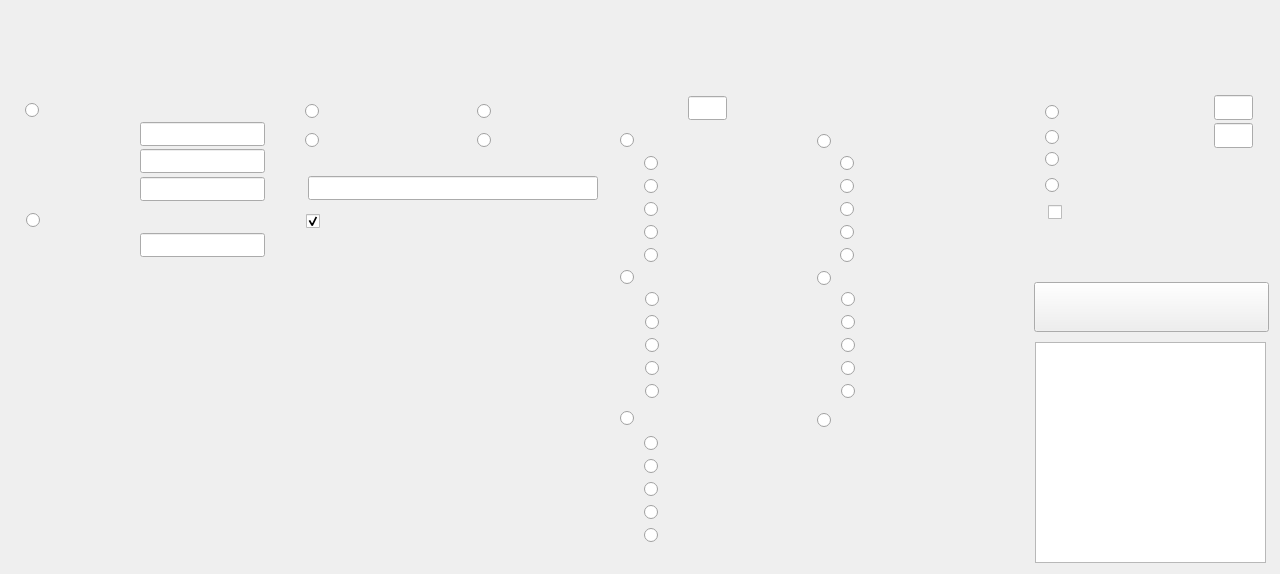
Before: the Qt Designer form gui.ui in arebaka/2ch-wiper, drawn with Qt 5.
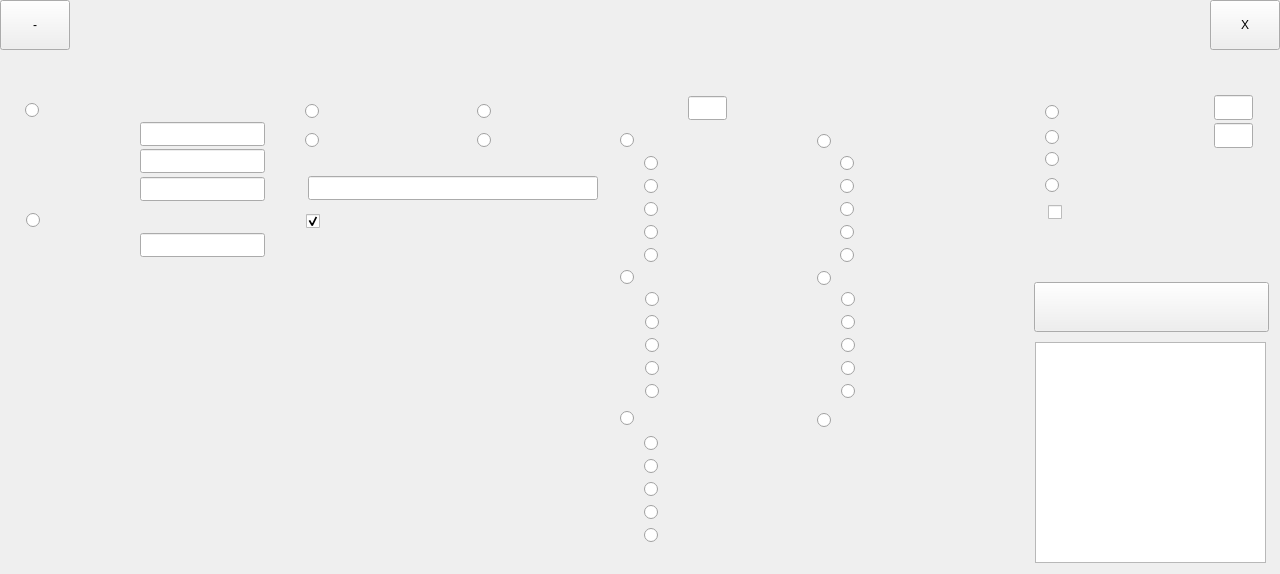
After: the same form once the commit is applied.

Patch:
```diff
--- a/gui.ui
+++ b/gui.ui
@@ -811,6 +811,45 @@
      </rect>
     </property>
    </widget>
+   <widget class="QPushButton" name="close">
+    <property name="geometry">
+     <rect>
+      <x>1210</x>
+      <y>0</y>
+      <width>70</width>
+      <height>50</height>
+     </rect>
+    </property>
+    <property name="text">
+     <string>X</string>
+    </property>
+   </widget>
+   <widget class="QPushButton" name="rollUp">
+    <property name="geometry">
+     <rect>
+      <x>0</x>
+      <y>0</y>
+      <width>70</width>
+      <height>50</height>
+     </rect>
+    </property>
+    <property name="text">
+     <string>-</string>
+    </property>
+   </widget>
+   <widget class="QLabel" name="header">
+    <property name="geometry">
+     <rect>
+      <x>70</x>
+      <y>0</y>
+      <width>1140</width>
+      <height>50</height>
+     </rect>
+    </property>
+    <property name="text">
+     <string/>
+    </property>
+   </widget>
   </widget>
  </widget>
  <layoutdefault spacing="6" margin="11"/>
```
Left out of the diff: 62 changed lines with no effect on the pictures.
